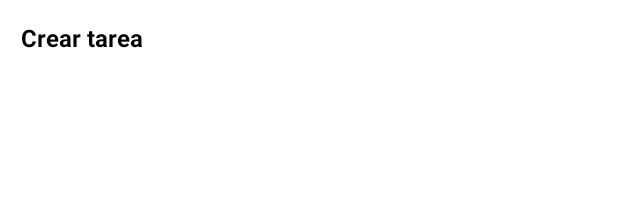
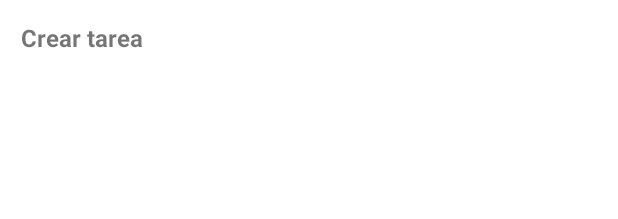
Before and after one commit to AragonD19/ProyectoPlataformas, an Android app: the layout dropdown_item.xml on its own in the app's theme, with its tools: preview values and no code run, on a phone screen of 412 x 824 dp. Shown: the top 219 px of the screen. Run offline under Robolectric (Android 15) with nearby library versions, the light colour scheme and no system bars.

Commit message:
Crear Tarea pt2

```diff
--- a/app/build.gradle
+++ b/app/build.gradle
@@ -15,7 +15,9 @@ android {
 
         testInstrumentationRunner "androidx.test.runner.AndroidJUnitRunner"
     }
-
+    buildFeatures {
+        viewBinding = true
+    }
 
     buildTypes {
         release {
@@ -34,8 +36,6 @@ android {
 }
 
 dependencies {
-
-
     implementation 'androidx.core:core-ktx:1.7.0'
     implementation 'androidx.appcompat:appcompat:1.5.1'
     implementation 'com.google.android.material:material:1.7.0'
--- a/app/src/main/java/gt/uvg/proyectoplataformas/Package/CrearTarea.kt
+++ b/app/src/main/java/gt/uvg/proyectoplataformas/Package/CrearTarea.kt
@@ -7,6 +7,7 @@ import android.view.View
 import android.view.ViewGroup
 import android.widget.ArrayAdapter
 import gt.uvg.proyectoplataformas.R
+import gt.uvg.proyectoplataformas.databinding.FragmentCrearTareaBinding
 
 // TODO: Rename parameter arguments, choose names that match
 // the fragment initialization parameters, e.g. ARG_ITEM_NUMBER
@@ -20,7 +21,7 @@ private const val ARG_PARAM2 = "param2"
  */
 class CrearTarea : Fragment() {
     // TODO: Rename and change types of parameters
-    private var _binding: TareaCrearBinding? = null
+    private var _binding: FragmentCrearTareaBinding? = null
     private val binding get() = _binding!!
 
 
@@ -30,11 +31,12 @@ class CrearTarea : Fragment() {
         savedInstanceState: Bundle?
     ): View? {
         // Inflate the layout for this fragment
-        _binding = CrearTareaBinding.inflate(R.layout.fragment_crear_tarea, container, false)
+        _binding = FragmentCrearTareaBinding.inflate(inflater, container, false)
 
         val listaNombres = arrayOf("Adrian", "David", "Renatto")
         val arrayAdapter = ArrayAdapter(requireContext(), R.layout.dropdown_item, listaNombres)
 
+        binding.editTextAsignarAHijo.setAdapter(arrayAdapter)
         return binding.root
     }
 
--- a/app/src/main/res/layout/dropdown_item.xml
+++ b/app/src/main/res/layout/dropdown_item.xml
@@ -1,10 +1,9 @@
 <TextView
     android:id="@+id/textView4"
-    android:layout_width="wrap_content"
+    android:layout_width="match_parent"
     android:layout_height="wrap_content"
     android:text="@string/crear_tarea"
     android:padding="14sp"
-    android:textColor="@color/black"
     android:textSize="16sp"
     android:textStyle="bold"
     xmlns:android="http://schemas.android.com/apk/res/android"/>
--- a/app/src/main/res/layout/fragment_crear_tarea.xml
+++ b/app/src/main/res/layout/fragment_crear_tarea.xml
@@ -37,7 +37,7 @@
         app:layout_constraintVertical_bias="0.0">
 
         <AutoCompleteTextView
-            android:id="@+id/autoCompleteTextView"
+            android:id="@+id/editTextAsignarAHijo"
             android:layout_width="match_parent"
             android:layout_height="match_parent"
             android:layout_weight="1"
@@ -69,8 +69,7 @@
         android:layout_marginStart="32dp"
         android:layout_marginEnd="32dp"
         android:ems="10"
-        android:inputType="textPersonName"
-        android:hint="Nombre de la tarea: "
+        android:hint="@string/nombre_de_la_tarea"
         app:layout_constraintBottom_toBottomOf="parent"
         app:layout_constraintEnd_toEndOf="parent"
         app:layout_constraintHorizontal_bias="0.497"
--- a/app/src/main/res/values/strings.xml
+++ b/app/src/main/res/values/strings.xml
@@ -23,4 +23,5 @@
     <string name="crear_tarea">Crear tarea</string>
     <string name="crear_hijo">crear hijo</string>
     <string name="tareas">Tareas</string>
+    <string name="nombre_de_la_tarea">Nombre de la tarea:</string>
 </resources>
```
